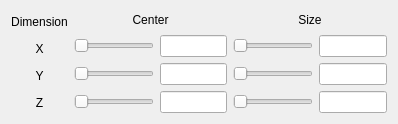
yyr/vapor, file apps/vaporgui/guis/ui/boxframe.ui: the form before one commit.
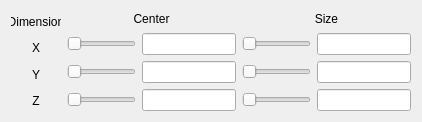
The form after the commit.

Commit message: Widen text field

The edit to the form file:
```diff
--- a/apps/vaporgui/guis/ui/boxframe.ui
+++ b/apps/vaporgui/guis/ui/boxframe.ui
@@ -6,8 +6,8 @@
    <rect>
     <x>0</x>
     <y>0</y>
-    <width>398</width>
-    <height>124</height>
+    <width>422</width>
+    <height>122</height>
    </rect>
   </property>
   <property name="windowTitle">
@@ -29,6 +29,12 @@
       <layout class="QVBoxLayout" name="verticalLayout">
        <item>
         <widget class="QLabel" name="label_17">
+         <property name="maximumSize">
+          <size>
+           <width>50</width>
+           <height>16777215</height>
+          </size>
+         </property>
          <property name="text">
           <string>Dimension</string>
          </property>
@@ -87,7 +93,7 @@
           <widget class="QSlider" name="xCenterSlider">
            <property name="minimumSize">
             <size>
-             <width>80</width>
+             <width>60</width>
              <height>0</height>
             </size>
            </property>
@@ -104,6 +110,12 @@
          </item>
          <item>
           <widget class="QLineEdit" name="xCenterEdit">
+           <property name="minimumSize">
+            <size>
+             <width>80</width>
+             <height>0</height>
+            </size>
+           </property>
            <property name="toolTip">
             <string>Center coordinates of the box are controlled by sliders or text boxes</string>
            </property>
@@ -120,7 +132,7 @@
           <widget class="QSlider" name="yCenterSlider">
            <property name="minimumSize">
             <size>
-             <width>80</width>
+             <width>60</width>
              <height>0</height>
             </size>
            </property>
@@ -137,6 +149,12 @@
          </item>
          <item>
           <widget class="QLineEdit" name="yCenterEdit">
+           <property name="minimumSize">
+            <size>
+             <width>80</width>
+             <height>0</height>
+            </size>
+           </property>
            <property name="toolTip">
             <string>Center coordinates of the box are controlled by sliders or text boxes</string>
            </property>
@@ -153,7 +171,7 @@
           <widget class="QSlider" name="zCenterSlider">
            <property name="minimumSize">
             <size>
-             <width>80</width>
+             <width>60</width>
              <height>0</height>
             </size>
            </property>
@@ -170,6 +188,12 @@
          </item>
          <item>
           <widget class="QLineEdit" name="zCenterEdit">
+           <property name="minimumSize">
+            <size>
+             <width>80</width>
+             <height>0</height>
+            </size>
+           </property>
            <property name="toolTip">
             <string>Center coordinates of the box are controlled by sliders or text boxes</string>
            </property>
@@ -200,7 +224,7 @@
           <widget class="QSlider" name="xSizeSlider">
            <property name="minimumSize">
             <size>
-             <width>80</width>
+             <width>60</width>
              <height>0</height>
             </size>
            </property>
@@ -217,6 +241,12 @@
          </item>
          <item>
           <widget class="QLineEdit" name="xSizeEdit">
+           <property name="minimumSize">
+            <size>
+             <width>80</width>
+             <height>0</height>
+            </size>
+           </property>
            <property name="toolTip">
             <string>Size of the box is controlled by sliders and text boxes</string>
            </property>
@@ -233,7 +263,7 @@
           <widget class="QSlider" name="ySizeSlider">
            <property name="minimumSize">
             <size>
-             <width>80</width>
+             <width>60</width>
              <height>0</height>
             </size>
            </property>
@@ -250,6 +280,12 @@
          </item>
          <item>
           <widget class="QLineEdit" name="ySizeEdit">
+           <property name="minimumSize">
+            <size>
+             <width>80</width>
+             <height>0</height>
+            </size>
+           </property>
            <property name="toolTip">
             <string>Size of the box is controlled by sliders and text boxes</string>
            </property>
@@ -266,7 +302,7 @@
           <widget class="QSlider" name="zSizeSlider">
            <property name="minimumSize">
             <size>
-             <width>80</width>
+             <width>60</width>
              <height>0</height>
             </size>
            </property>
@@ -283,6 +319,12 @@
          </item>
          <item>
           <widget class="QLineEdit" name="zSizeEdit">
+           <property name="minimumSize">
+            <size>
+             <width>80</width>
+             <height>0</height>
+            </size>
+           </property>
            <property name="toolTip">
             <string>Size of the box is controlled by sliders and text boxes</string>
            </property>
```
